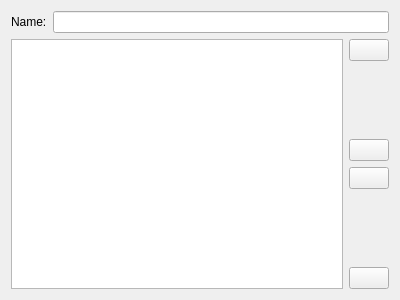
Before: the Qt Designer form client/src/ui/widgets/ptz_tour_widget.ui in networkoptix/nx_open, drawn with Qt 5.
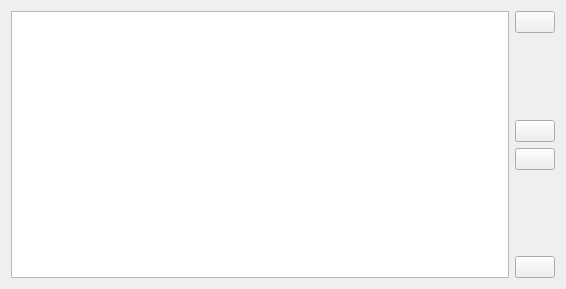
After: the same form once the commit is applied. Icons and pictures are not drawn. Custom widgets are drawn as their Qt base class.

Commit message:
Bug #2780: Improve dialog "Manage PTZ Tours..."
<==== Mercurial data ====>
Branch: master

Diff of the .ui file:
```diff
--- a/client/src/ui/widgets/ptz_tour_widget.ui
+++ b/client/src/ui/widgets/ptz_tour_widget.ui
@@ -6,50 +6,40 @@
    <rect>
     <x>0</x>
     <y>0</y>
-    <width>400</width>
-    <height>300</height>
+    <width>566</width>
+    <height>289</height>
    </rect>
   </property>
   <property name="windowTitle">
    <string/>
   </property>
-  <layout class="QVBoxLayout" name="verticalLayout_2">
-   <item>
-    <layout class="QHBoxLayout" name="horizontalLayout_2">
-     <item>
-      <widget class="QLabel" name="label">
-       <property name="text">
-        <string>Name:</string>
-       </property>
-      </widget>
-     </item>
-     <item>
-      <widget class="QLineEdit" name="nameLineEdit"/>
-     </item>
-    </layout>
-   </item>
-   <item>
     <layout class="QHBoxLayout" name="horizontalLayout">
      <item>
-      <widget class="QTreeView" name="treeView">
-       <property name="focusPolicy">
-        <enum>Qt::ClickFocus</enum>
-       </property>
+    <widget class="QnTableView" name="tableView">
        <property name="editTriggers">
         <set>QAbstractItemView::DoubleClicked|QAbstractItemView::EditKeyPressed|QAbstractItemView::SelectedClicked</set>
        </property>
        <property name="alternatingRowColors">
         <bool>true</bool>
        </property>
-       <property name="rootIsDecorated">
-        <bool>false</bool>
-       </property>
-       <property name="uniformRowHeights">
-        <bool>true</bool>
-       </property>
-       <property name="expandsOnDoubleClick">
+     <property name="selectionMode">
+      <enum>QAbstractItemView::SingleSelection</enum>
+     </property>
+     <property name="selectionBehavior">
+      <enum>QAbstractItemView::SelectRows</enum>
+     </property>
+     <property name="showGrid">
         <bool>false</bool>
        </property>
+     <attribute name="horizontalHeaderDefaultSectionSize">
+      <number>200</number>
+     </attribute>
+     <attribute name="horizontalHeaderMinimumSectionSize">
+      <number>150</number>
+     </attribute>
+     <attribute name="verticalHeaderVisible">
+      <bool>false</bool>
+     </attribute>
       </widget>
      </item>
      <item>
@@ -127,9 +117,21 @@
       </layout>
      </item>
     </layout>
-   </item>
-  </layout>
  </widget>
+ <customwidgets>
+  <customwidget>
+   <class>QnTableView</class>
+   <extends>QTableView</extends>
+   <header location="global">ui/widgets/table_view.h</header>
+  </customwidget>
+ </customwidgets>
+ <tabstops>
+  <tabstop>tableView</tabstop>
+  <tabstop>addSpotButton</tabstop>
+  <tabstop>moveSpotUpButton</tabstop>
+  <tabstop>moveSpotDownButton</tabstop>
+  <tabstop>deleteSpotButton</tabstop>
+ </tabstops>
  <resources>
   <include location="../../../x64/build/client.qrc"/>
  </resources>
```
Left out of the diff: 5 changed lines with no effect on the pictures. Lines whose indentation alone changed are shown as unchanged. The commit also changes 8 other files.
